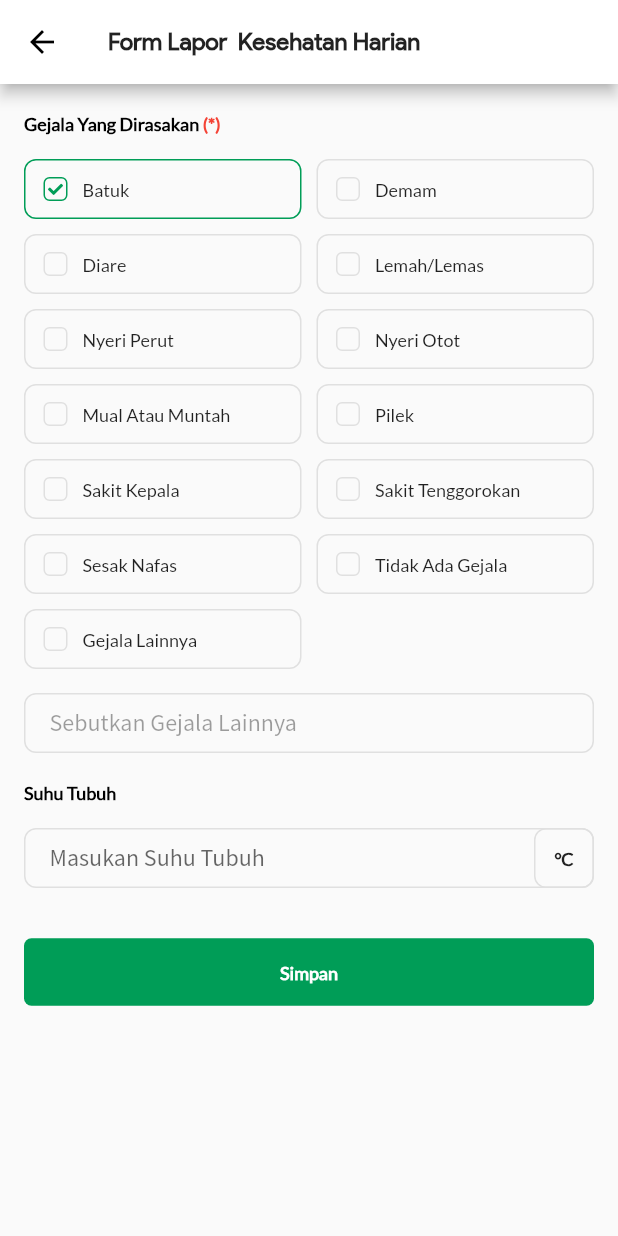
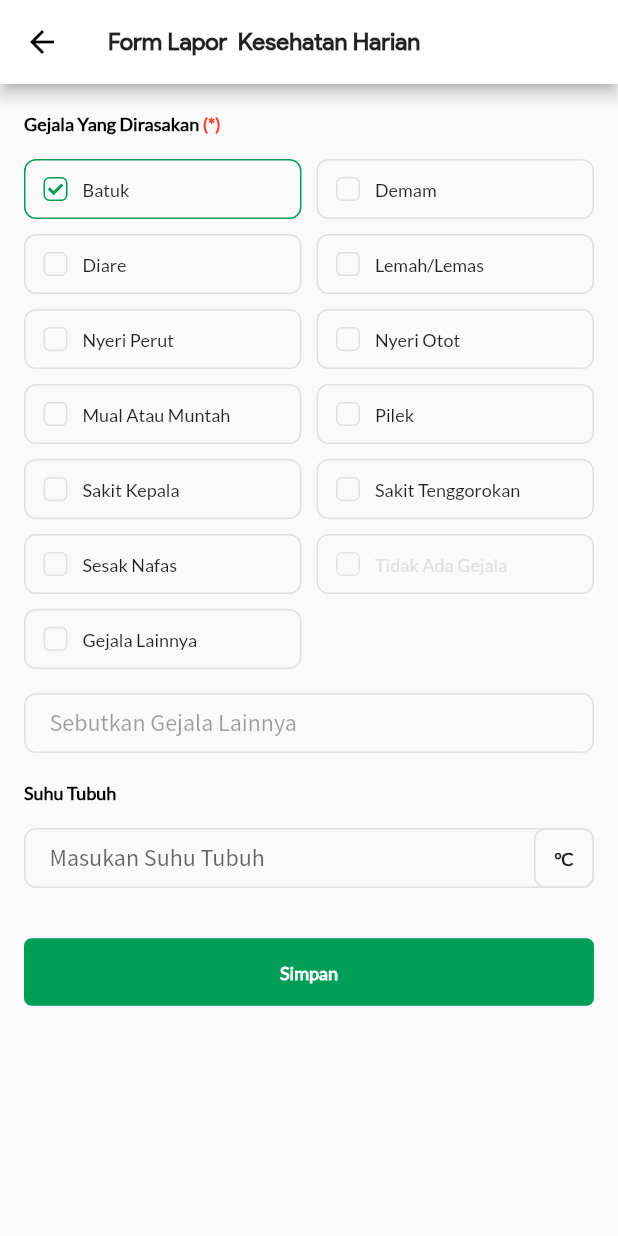
Before and after one commit to jabardigitalservice/pikobar-flutter, a Flutter app: the SelfReportFormScreen screen opened directly with empty values, after a tap on "Batuk", on a phone screen of 412 x 824 dp. Run offline on Flutter 3.47's test engine with Material 2 defaults, Android fonts, the phone set to English and light mode, and no system bars; our stand-ins replace bloc, bubble_tab_indicator, cached_network_image, carousel_slider, cloud_firestore, device_info and 29 more; missing offline and left inert: app_settings, apple_sign_in, bottom_navigation_badge, esys_flutter_share, firebase_in_app_messaging, flutter_cupertino_date_picker and 7 more; accounts and stored records are empty.

Commit message:
Temp branch for new release

```diff
--- a/lib/components/GroupedCheckBox.dart
+++ b/lib/components/GroupedCheckBox.dart
@@ -1,6 +1,7 @@
 import 'package:flutter/material.dart';
 import 'package:font_awesome_flutter/font_awesome_flutter.dart';
 import 'package:pikobar_flutter/constants/FontsFamily.dart';
+import 'package:pikobar_flutter/constants/Colors.dart';
 
 enum CheckboxOrientation { HORIZONTAL, VERTICAL, WRAP }
 
@@ -133,6 +134,11 @@ class GroupedCheckBox extends StatefulWidget {
   /// Defaults to 0.0.
   final double wrapRunSpacing;
 
+  /// An index that determine a specific checkbox item that can disable all the checkboxes.
+  /// When the checkbox that has an index matches the value [indexAllDisabled] is selected,
+  /// all other checkboxes will be disabled automatically.
+  final int indexAllDisabled;
+
   GroupedCheckBox(
       {@required this.itemLabelList,
       @required this.itemValueList,
@@ -149,7 +155,8 @@ class GroupedCheckBox extends StatefulWidget {
       this.wrapDirection = Axis.horizontal,
       this.wrapAlignment = WrapAlignment.start,
       this.wrapSpacing = 0.0,
-      this.wrapRunSpacing = 0.0})
+      this.wrapRunSpacing = 0.0,
+      this.indexAllDisabled})
       : assert(itemLabelList.length == itemValueList.length);
 
   @override
@@ -231,11 +238,30 @@ class _GroupedCheckBoxState extends State<GroupedCheckBox> {
       child: InkWell(
         borderRadius: widget.borderRadius,
         onTap: () {
+          if (!selectedItems
+                  .contains(widget.itemValueList[widget.indexAllDisabled]) &&
+              selectedItems.isNotEmpty) {
+            if (index == widget.indexAllDisabled) {
+            } else {
               if (selectedItems.contains(widget.itemValueList[index])) {
                 selectedItems.remove(widget.itemValueList[index]);
               } else {
                 selectedItems.add(widget.itemValueList[index]);
               }
+            }
+          } else {
+            if (selectedItems
+                .contains(widget.itemValueList[widget.indexAllDisabled])) {
+              selectedItems.remove(widget.itemValueList[index]);
+            } else {
+              if (selectedItems.contains(widget.itemValueList[index])) {
+                selectedItems.remove(widget.itemValueList[index]);
+              } else {
+                selectedItems.add(widget.itemValueList[index]);
+              }
+            }
+          }
+
           setState(() {});
           widget.onChanged(selectedItems);
         },
@@ -250,20 +276,39 @@ class _GroupedCheckBoxState extends State<GroupedCheckBox> {
                 decoration: BoxDecoration(
                     borderRadius: BorderRadius.all(Radius.circular(4.0)),
                     border: Border.all(
-                        color: selectedItems.contains(widget.itemValueList[index])
+                        color:
+                            selectedItems.contains(widget.itemValueList[index])
                                 ? widget.activeColor
                                 : widget.color)),
                 child: selectedItems.contains(widget.itemValueList[index])
                     ? Icon(FontAwesomeIcons.check,
                         size: 10,
-                        color: selectedItems.contains(widget.itemValueList[index])
+                        color:
+                            selectedItems.contains(widget.itemValueList[index])
                                 ? widget.activeColor
                                 : widget.color)
                     : null,
               ),
               Expanded(
                 child: Text(widget.itemLabelList[index],
-                    style: widget.textStyle ??
+                    style: !selectedItems.contains(widget
+                                .itemValueList[widget.indexAllDisabled]) &&
+                            selectedItems.isNotEmpty
+                        ? index == widget.indexAllDisabled
+                            ? TextStyle(
+                                fontFamily: FontsFamily.lato,
+                                color: ColorBase.menuBorderColor,
+                                fontSize: 12)
+                            : widget.textStyle
+                        : selectedItems.contains(
+                                widget.itemValueList[widget.indexAllDisabled])
+                            ? index == widget.indexAllDisabled
+                                ? widget.textStyle
+                                : TextStyle(
+                                    fontFamily: FontsFamily.lato,
+                                    color: ColorBase.menuBorderColor,
+                                    fontSize: 12)
+                            : widget.textStyle ??
                                 TextStyle(fontFamily: FontsFamily.lato)),
               ),
             ],
--- a/lib/screens/home/components/NewsScreeen.dart
+++ b/lib/screens/home/components/NewsScreeen.dart
@@ -349,7 +349,8 @@ class _NewsScreenState extends State<NewsScreen> {
                                     ),
                                   ),
                                 ),
-                                widget.news != Dictionary.importantInfo && data.newsChannel.isNotEmpty
+                                widget.news != Dictionary.importantInfo &&
+                                        data.newsChannel.isNotEmpty
                                     ? Text(
                                         unixTimeStampToDateTime(
                                             data.publishedAt),
@@ -421,9 +422,10 @@ class _NewsScreenState extends State<NewsScreen> {
                             child: Skeleton(
                                 width: MediaQuery.of(context).size.width / 4),
                           ),
-                          Container(
+                          Expanded(
+                            child: Container(
                               padding: const EdgeInsets.all(5.0),
-                            width: MediaQuery.of(context).size.width - 135,
+                              width: MediaQuery.of(context).size.width,
                               child: Column(
                                 children: <Widget>[
                                   Container(
@@ -467,6 +469,7 @@ class _NewsScreenState extends State<NewsScreen> {
                                 ],
                               ),
                             ),
+                          )
                         ],
                       ),
                     );
--- a/lib/screens/selfReport/SelfReportFormScreen.dart
+++ b/lib/screens/selfReport/SelfReportFormScreen.dart
@@ -72,6 +72,7 @@ class _SelfReportFormScreenState extends State<SelfReportFormScreen> {
   @override
   void initState() {
     super.initState();
+
     /// If DailyReportModel not null fill data to form
     if (widget.dailyReportModel != null) {
       _dateController.text = widget.dailyReportModel.contactDate != null
@@ -149,6 +150,7 @@ class _SelfReportFormScreenState extends State<SelfReportFormScreen> {
                   SizedBox(height: Dimens.padding),
                   GroupedCheckBox(
                     itemHeight: 40.0,
+                    indexAllDisabled: 11,
                     borderRadius: BorderRadius.circular(8.0),
                     color: ColorBase.menuBorderColor,
                     defaultSelectedList: _checkedItemList,
--- a/lib/utilities/LocationService.dart
+++ b/lib/utilities/LocationService.dart
@@ -36,8 +36,9 @@ class LocationService {
           ),
           isDismissible: false,
           builder: (context) {
-            return Container(
-              margin: EdgeInsets.all(Dimens.padding),
+            return SingleChildScrollView(
+              child: Container(
+                margin: EdgeInsets.all(10),
                 child: Column(
                   mainAxisSize: MainAxisSize.min,
                   children: <Widget>[
@@ -46,7 +47,8 @@ class LocationService {
                       fit: BoxFit.fitWidth,
                     ),
                     SizedBox(height: Dimens.padding),
-                  Text(Dictionary.permissionLocationGeneral,
+                    Text(
+                      Dictionary.permissionLocationGeneral,
                       textAlign: TextAlign.center,
                       style: TextStyle(
                           fontFamily: FontsFamily.lato,
@@ -54,7 +56,8 @@ class LocationService {
                           fontWeight: FontWeight.bold),
                     ),
                     SizedBox(height: 8.0),
-                  Text(Dictionary.permissionLocationAgreement,
+                    Text(
+                      Dictionary.permissionLocationAgreement,
                       textAlign: TextAlign.center,
                       style: TextStyle(
                           fontFamily: FontsFamily.lato,
@@ -93,8 +96,12 @@ class LocationService {
                                 elevation: 0.0,
                                 onPressed: () async {
                                   Navigator.of(context).pop();
-                                if (await permissionService.status.isPermanentlyDenied) {
-                                  Platform.isAndroid ? await AppSettings.openAppSettings() : await AppSettings.openLocationSettings();
+                                  if (await permissionService
+                                      .status.isPermanentlyDenied) {
+                                    Platform.isAndroid
+                                        ? await AppSettings.openAppSettings()
+                                        : await AppSettings
+                                            .openLocationSettings();
                                   } else {
                                     permissionService.request().then((status) {
                                       _onStatusRequested(context, status);
@@ -104,6 +111,7 @@ class LocationService {
                       ],
                     )
                   ],
+                ),
               ),
             );
           });
@@ -115,11 +123,12 @@ class LocationService {
         Platform.isIOS ? Permission.locationWhenInUse : Permission.location;
 
     if (await permissionService.isGranted) {
-
-      int oldTime = await LocationSharedPreference.getLastLocationRecordingTime();
+      int oldTime =
+          await LocationSharedPreference.getLastLocationRecordingTime();
 
       if (oldTime == null) {
-        oldTime = DateTime.now().add(Duration(minutes: -6)).millisecondsSinceEpoch;
+        oldTime =
+            DateTime.now().add(Duration(minutes: -6)).millisecondsSinceEpoch;
         await LocationSharedPreference.setLastLocationRecordingTime(oldTime);
       }
 
--- a/pubspec.yaml
+++ b/pubspec.yaml
@@ -13,9 +13,9 @@ description: Pusat Informasi & Koordinasi COVID-19 Jawa Barat
 # https://developer.apple.com/library/archive/documentation/General/Reference/InfoPlistKeyReference/Articles/CoreFoundationKeys.html
 
 # GDrive version 3.0.0+19
-# PlayStore version 2.1.0+18
+# PlayStore version 2.1.1+19
 
-version: 3.0.0+19     # Staging Version
+version: 2.2.0+20     # Staging Version
 
 environment:
   sdk: '>=2.7.0 <3.0.0'
```
Also changed, not shown: 2 other files. Lines whose indentation alone changed are shown as unchanged.
